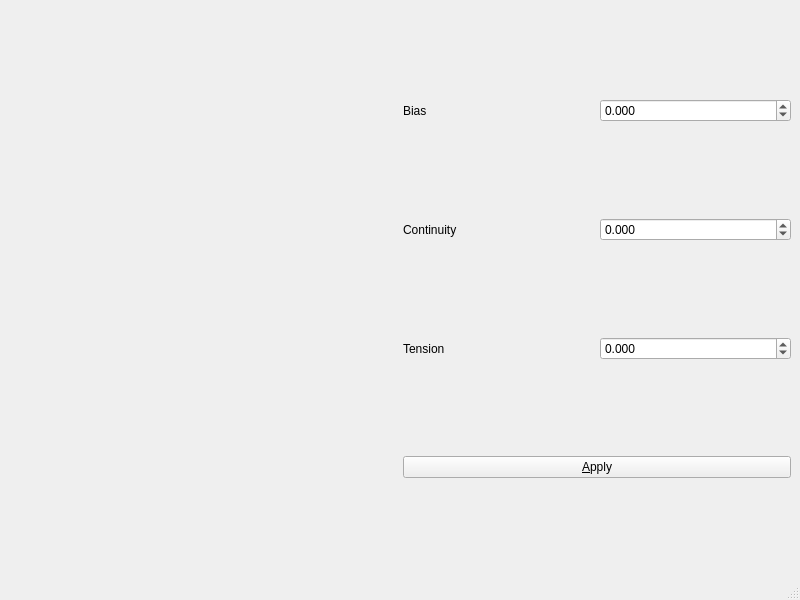
Above: mainwindow.ui from zlv/spline_editor_for_unigine_test before the change. Below: the same form after it.
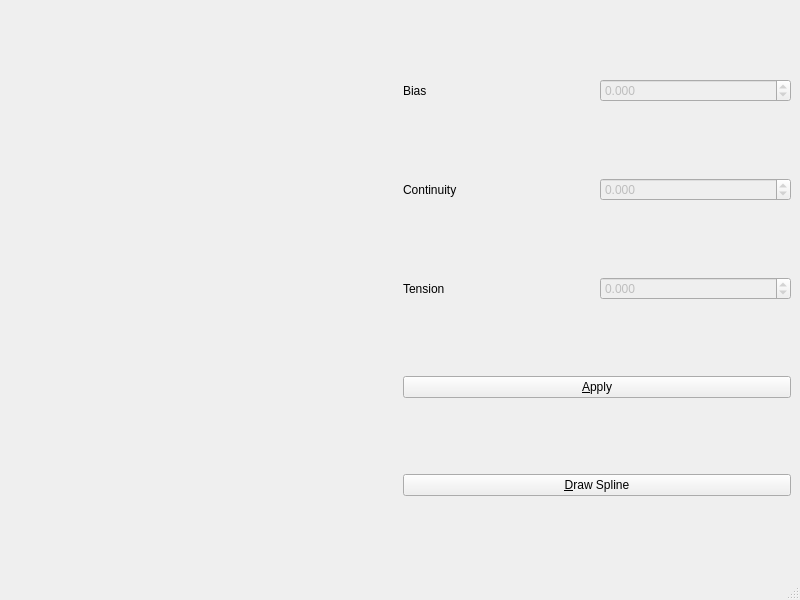
That is the form after the change.

Commit message: spline added, but points don't work yet

The edit to the form file:
```diff
--- a/mainwindow.ui
+++ b/mainwindow.ui
@@ -31,6 +31,9 @@
         </item>
         <item>
          <widget class="QDoubleSpinBox" name="bias_edit">
+          <property name="enabled">
+           <bool>false</bool>
+          </property>
           <property name="decimals">
            <number>3</number>
           </property>
@@ -55,6 +58,9 @@
         </item>
         <item>
          <widget class="QDoubleSpinBox" name="cont_edit">
+          <property name="enabled">
+           <bool>false</bool>
+          </property>
           <property name="decimals">
            <number>3</number>
           </property>
@@ -79,6 +85,9 @@
         </item>
         <item>
          <widget class="QDoubleSpinBox" name="tens_edit">
+          <property name="enabled">
+           <bool>false</bool>
+          </property>
           <property name="decimals">
            <number>3</number>
           </property>
@@ -99,6 +108,13 @@
         </property>
        </widget>
       </item>
+      <item>
+       <widget class="QPushButton" name="drawButton">
+        <property name="text">
+         <string>&amp;Draw Spline</string>
+        </property>
+       </widget>
+      </item>
      </layout>
     </item>
    </layout>
```
The commit also changes 10 other files.
